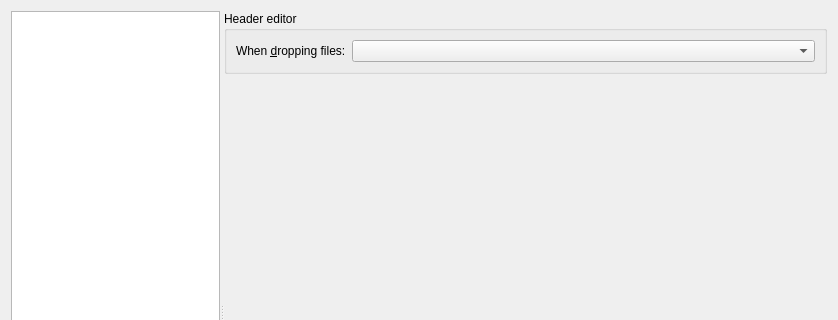
First picture: the form in src/mkvtoolnix-gui/forms/main_window/preferences_dialog.ui, repository jpsdr/MKVToolnix-Windows-7, before the edit; both pictures show x 0 to 838 and y 0 to 320 of the 838 by 653 pixel window.
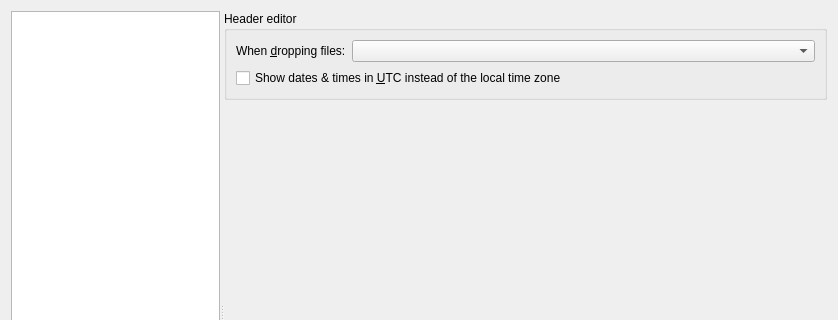
Second picture: the form after the edit. The open tabs and pages were chosen to show the change. Icons and pictures are not drawn. Custom widgets are drawn as their Qt base class.

Commit message:
GUI: header editor: add option for displaying date & time in UTC
Implements #2814.

Patch:
```diff
--- a/src/mkvtoolnix-gui/forms/main_window/preferences_dialog.ui
+++ b/src/mkvtoolnix-gui/forms/main_window/preferences_dialog.ui
@@ -1585,6 +1585,8 @@
           <property name="title">
            <string>Header editor</string>
           </property>
+          <layout class="QVBoxLayout" name="verticalLayout_41">
+           <item>
           <layout class="QHBoxLayout" name="horizontalLayout_11">
            <item>
             <widget class="QLabel" name="label_14">
@@ -1607,6 +1609,15 @@
             </widget>
            </item>
           </layout>
+           </item>
+           <item>
+            <widget class="QCheckBox" name="cbHEDateTimeInUTC">
+             <property name="text">
+              <string>Show dates &amp;&amp; times in &amp;UTC instead of the local time zone</string>
+             </property>
+            </widget>
+           </item>
+          </layout>
          </widget>
         </item>
         <item>
```
Left out of the diff: 1 changed line with no effect on the pictures. Lines whose indentation alone changed are shown as unchanged. The commit also changes 15 other files.
